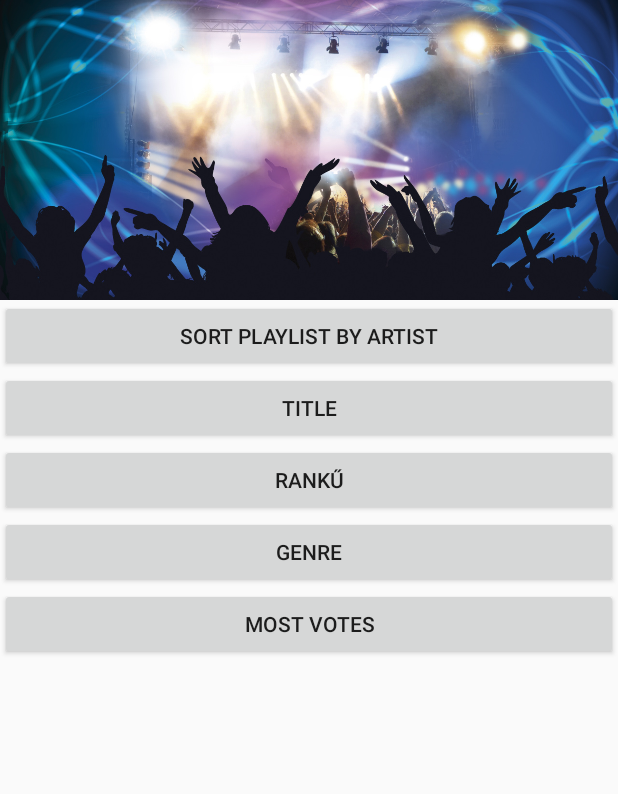
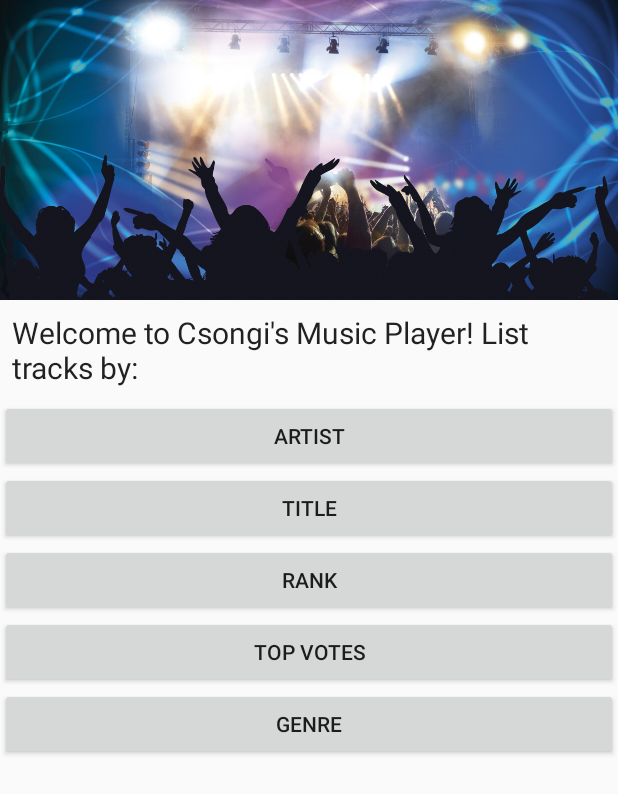
Before and after one commit to csongi77/MusicalStructure, an Android app: the layout activity_main.xml on its own in the app's theme, with its tools: preview values and no code run, on a phone screen of 412 x 824 dp. Shown: the top 794 px of the screen. Run offline under Robolectric (Android 15) with nearby library versions, the phone set to English and light mode, and no system bars.

Commit message:
add menu

```diff
--- a/app/build.gradle
+++ b/app/build.gradle
@@ -4,7 +4,7 @@ android {
     compileSdkVersion 26
     defaultConfig {
         applicationId "com.example.csongor.musicalstructure"
-        minSdkVersion 15
+        minSdkVersion 16
         targetSdkVersion 26
         versionCode 1
         versionName "1.0"
--- a/app/src/main/java/com/example/csongor/musicalstructure/ListingOrder.java
+++ b/app/src/main/java/com/example/csongor/musicalstructure/ListingOrder.java
@@ -4,11 +4,14 @@ import java.io.Serializable;
 
 /**
  * Created by csongor on 3/5/18.
+ * Enum for listing order.
+ *
  */
 
 public enum ListingOrder implements Serializable{
     ARTIST,
-    TRACK,
+    NUMBER_OF_VOTES,
     RANK,
     GENRE,
+    TITLE
 }
--- a/app/src/main/java/com/example/csongor/musicalstructure/musichelpers/Track.java
+++ b/app/src/main/java/com/example/csongor/musicalstructure/musichelpers/Track.java
@@ -34,8 +34,8 @@ public class Track {
     /**
      * getters and setters
      */
-    public Enum<Genre> getGenre() {
-        return genre;
+    public String getGenre() {
+        return genre.toString();
     }
 
     public String getAuthor() {
--- a/app/src/main/res/layout/activity_main.xml
+++ b/app/src/main/res/layout/activity_main.xml
@@ -11,6 +11,10 @@
         android:layout_height="@dimen/welcome_image_height"
         android:src="@drawable/lights_party_dancing_music"
         android:scaleType="centerCrop"/>
+
+    <TextView
+        style="@style/style_txt_welcome"
+        android:text="@string/welcome_text"/>
 
     <Button
         android:id="@+id/btn_list_by_artist"
@@ -34,17 +38,17 @@
         />
 
     <Button
+        android:id="@+id/btn_list_by_vote_number"
+        android:layout_width="match_parent"
+        android:layout_height="wrap_content"
+        android:text="@string/btn_list_by_most_votes"
+        />
+
+    <Button
         android:id="@+id/btn_list_by_genre"
         android:layout_width="match_parent"
         android:layout_height="wrap_content"
         android:text="@string/btn_list_by_genre"
         />
 
-    <Button
-        android:id="@+id/btn_list_by_vote_number"
-        android:layout_width="match_parent"
-        android:layout_height="wrap_content"
-        android:text="@string/btn_list_by_most_votes"
-        />
-
 </LinearLayout>
--- a/app/src/main/res/values/dimens.xml
+++ b/app/src/main/res/values/dimens.xml
@@ -1,5 +1,10 @@
 <?xml version="1.0" encoding="utf-8"?>
 <resources>
+    <!-- Main Activity dimens -->
     <dimen name="welcome_image_height">200dp</dimen>
+    <dimen name="welcome_text_size">12sp</dimen>
+    <dimen name="welcome_text_padding">8dp</dimen>
+
+    <!-- List Item dimens -->
     <dimen name="list_item_height">64dp</dimen>
 </resources>
--- a/app/src/main/res/values/strings.xml
+++ b/app/src/main/res/values/strings.xml
@@ -1,10 +1,11 @@
 <resources>
+    <!-- Main Activity's strings -->
     <string name="app_name">MusicalStructure</string>
-    <string name="btn_list_by_artist">Sort playlist by artist</string>
+    <string name="btn_list_by_artist">Artist</string>
     <string name="btn_list_by_title">Title</string>
-    <string name="btn_list_by_rank">Rankű</string>
+    <string name="btn_list_by_rank">Rank</string>
     <string name="btn_list_by_genre">Genre</string>
-    <string name="btn_list_by_most_votes">most votes</string>
+    <string name="btn_list_by_most_votes">Top votes</string>
     <string name="text_author">Author Sample</string>
     <string name="text_title">Title of Track</string>
     <string name="text_genre">Genre</string>
@@ -17,4 +18,8 @@
     <string name="dialog_permission_request_message">Application needs your permission for reading music files to continue</string>
     <string name="dialog_positive_button">Grant permission</string>
     <string name="dialog_negative_button">Exit</string>
+    <string name="welcome_text">Welcome to Csongi\'s Music Player! List tracks by:</string>
+    <string name="menu_artist">artist</string>
+    <string name="menu_track">track</string>
+    <string name="menu_title">Sort tracks by:</string>
 </resources>
--- a/app/src/main/res/values/styles.xml
+++ b/app/src/main/res/values/styles.xml
@@ -1,7 +1,7 @@
 <resources>
 
     <!-- Base application theme. -->
-    <style name="AppTheme" parent="Theme.AppCompat.Light.DarkActionBar">
+    <style name="AppTheme" parent="Theme.AppCompat.Light.NoActionBar">
         <!-- Customize your theme here. -->
         <item name="colorPrimary">@color/colorPrimary</item>
         <item name="colorPrimaryDark">@color/colorPrimaryDark</item>
@@ -19,5 +19,11 @@
         <item name="android:layout_height">match_parent</item>
     </style>
 
-
+    <!-- Welcome text style -->
+    <style name="style_txt_welcome" parent="Base.TextAppearance.AppCompat.SearchResult.Title">
+        <item name="android:fontFamily">bold</item>
+        <item name="android:layout_width">match_parent</item>
+        <item name="android:layout_height">wrap_content</item>
+        <item name="android:padding">@dimen/welcome_text_padding</item>
+    </style>
 </resources>
```
Also changed, not shown: app/src/main/java/com/example/csongor/musicalstructure/MainActivity.java (+19 -5 lines), app/src/main/java/com/example/csongor/musicalstructure/PlayListActivity.java (+20 -5 lines), app/src/main/java/com/example/csongor/musicalstructure/PlaylistArrayAdapter.java (+9 -1 lines), app/src/main/res/layout/activity_play_list.xml (+23 -7 lines), app/src/main/res/menu/menu_sort_tracks.xml (added, +13 -0 lines).
